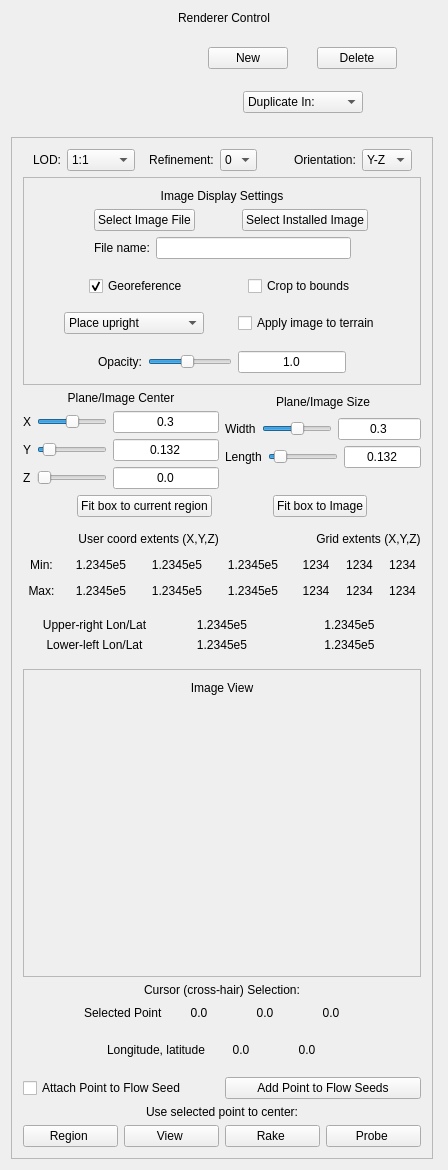
Above: apps/vaporgui/guis/ui/twoDimagetab.ui from yyr/vapor before the change. Below: the same form after it.
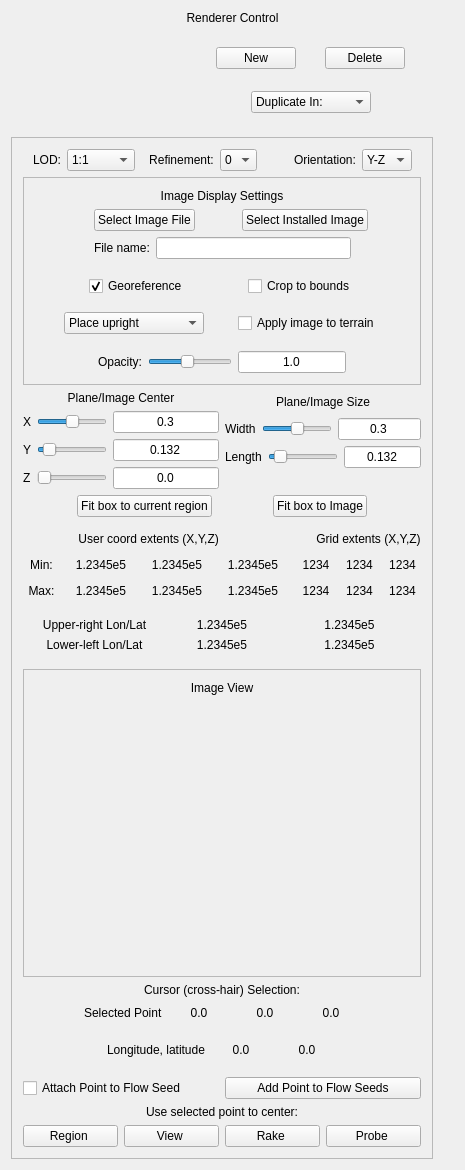
That is the form after the change. Custom widgets are drawn as their Qt base class.

Diff of the .ui file:
```diff
--- a/apps/vaporgui/guis/ui/twoDimagetab.ui
+++ b/apps/vaporgui/guis/ui/twoDimagetab.ui
@@ -6,7 +6,7 @@
    <rect>
     <x>0</x>
     <y>0</y>
-    <width>448</width>
+    <width>465</width>
     <height>1170</height>
    </rect>
   </property>
```
